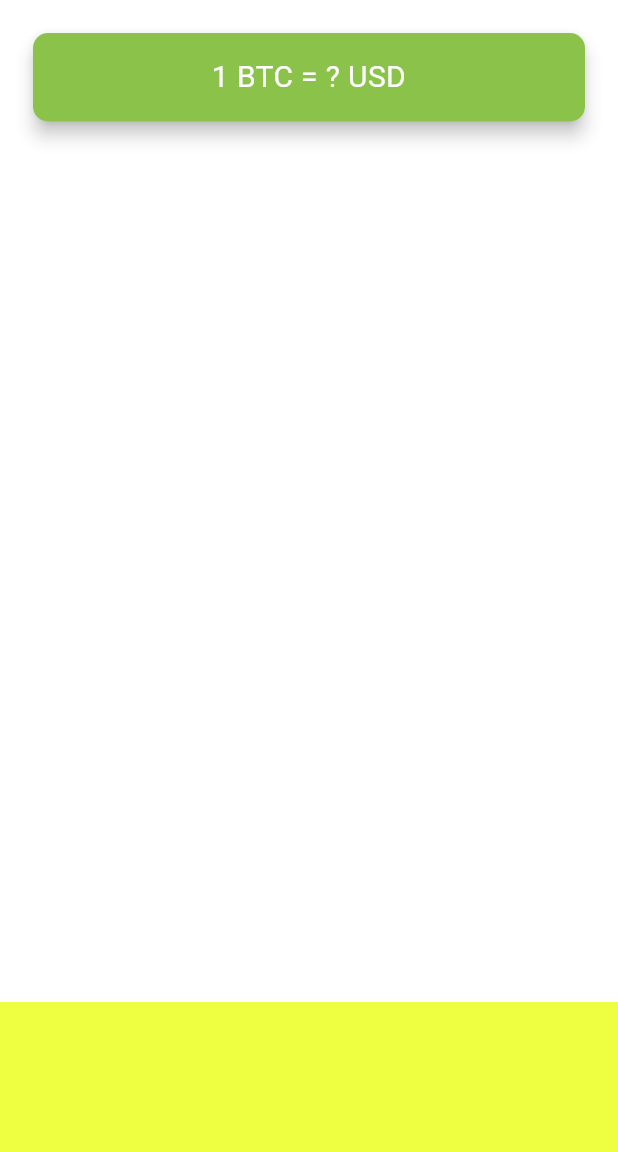
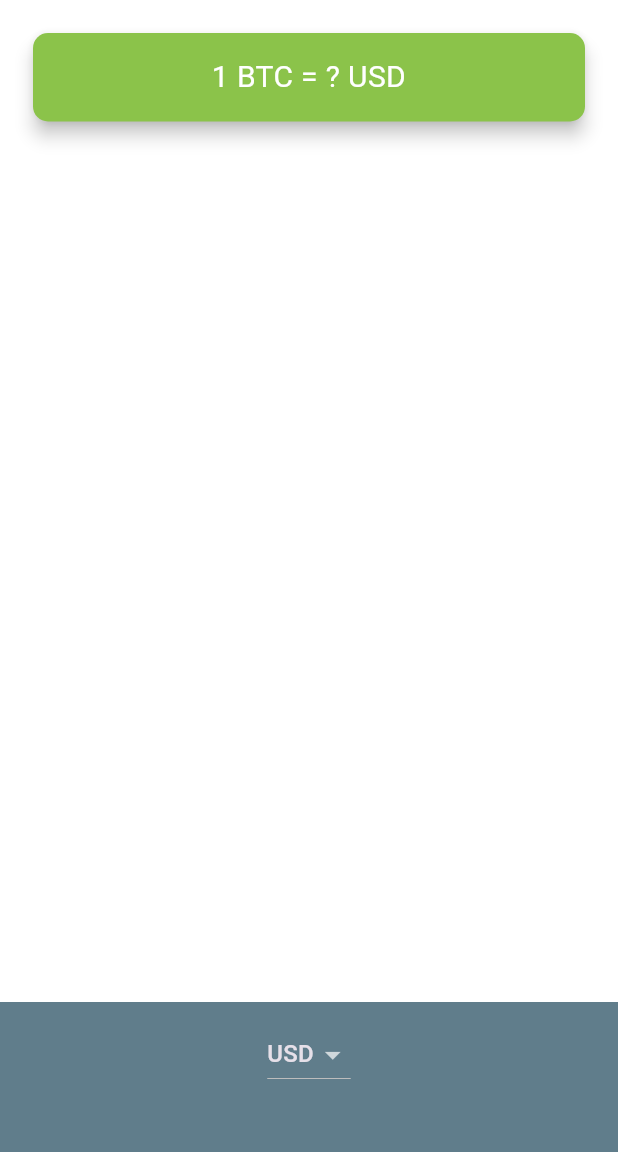
Before and after one commit to Metel-Sky/bitcoin_ticker, a Flutter app: the screen it shows after launch, on a phone screen of 412 x 824 dp, the part 84-1236 px from its top. Run offline on Flutter 3.47's test engine with Material 3 defaults, Android fonts, the phone set to English and light mode, and no system bars.

Commit message:
Bitcoin ticker

```diff
--- a/lib/price_screen.dart
+++ b/lib/price_screen.dart
@@ -6,19 +6,23 @@ class PriceScreen extends StatefulWidget {
 }
 
 class _PriceScreenState extends State<PriceScreen> {
+
+  String selectedCurrency = 'USD';
+
   @override
   Widget build(BuildContext context) {
     return Scaffold(
       appBar: AppBar(
         backgroundColor: Colors.limeAccent,
-        title: Text('🤑 Coin Ticker',style: TextStyle(color: Colors.grey[600]),),
+        title: Text(
+          '🤑 Coin Ticker',
+          style: TextStyle(color: Colors.grey[600]),
+        ),
         centerTitle: true,
       ),
       body: Column(
-
         mainAxisAlignment: MainAxisAlignment.spaceBetween,
         crossAxisAlignment: CrossAxisAlignment.stretch,
-
         children: <Widget>[
           Padding(
             padding: EdgeInsets.fromLTRB(18.0, 18.0, 18.0, 0),
@@ -45,11 +49,38 @@ class _PriceScreenState extends State<PriceScreen> {
             height: 100.0,
             alignment: Alignment.center,
             padding: EdgeInsets.only(bottom: 30.0),
-            color: Colors.limeAccent,
-            child: null,
+            color: Colors.blueGrey,
+
+            //
+            child: DropdownButton<String>(//______DropdownButton_____випадаючий список
+              value: selectedCurrency,
+                items: [
+              DropdownMenuItem(
+                child: Text('USD'),
+                value: 'USD',
+              ),
+              DropdownMenuItem(
+                child: Text('EUR'),
+                value: 'EUR',
+              ),
+              DropdownMenuItem(
+                child: Text('GBP'),
+                value: 'GBP',
+              ),
+
+            ], onChanged: (value){
+                setState(() {
+                  selectedCurrency = value!;
+                });
+
+              print(selectedCurrency);
+            }),
           ),
         ],
       ),
     );
-  }//12
+  } //12
 }
+
+
+for (){}
```
Also changed, not shown: 1 other file.
